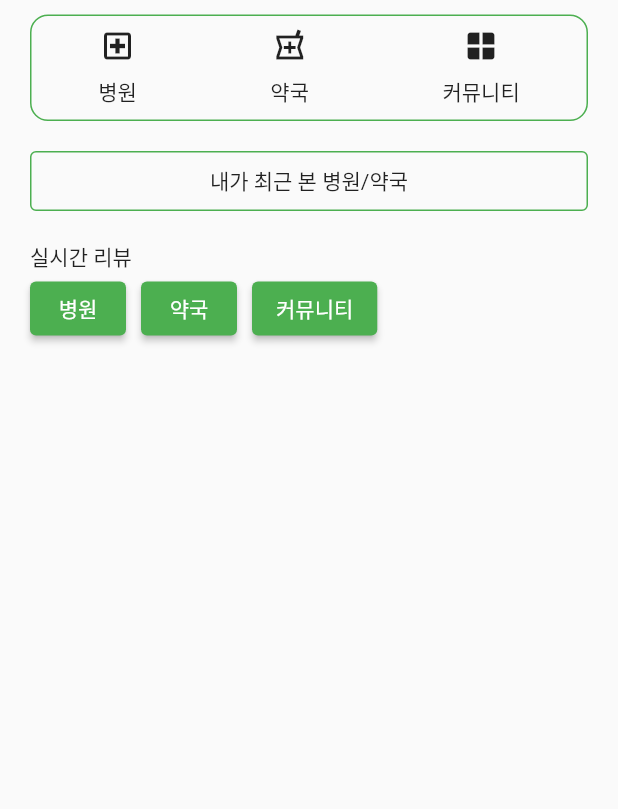
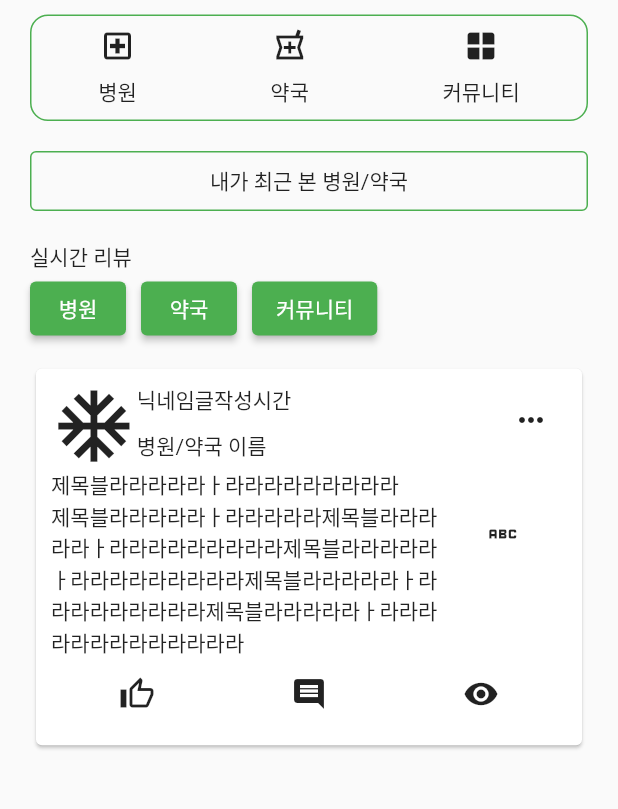
Before and after one commit to sovla/PetDoctor-Flutter, a Flutter app: the screen it shows after launch, on a phone screen of 412 x 824 dp, the part 179-988 px from its top. Run offline on Flutter 3.47's test engine with Material 2 defaults, Android fonts, the phone set to English and light mode, and no system bars; our stand-ins replace flutter_screenutil, get; missing offline and left inert: widgetbook, widgetbook_annotation.

Commit message:
add(HomePage) UI 작업 완료

```diff
--- a/lib/main.dart
+++ b/lib/main.dart
@@ -1,4 +1,5 @@
 import 'package:flutter/material.dart';
+import 'package:flutter_screenutil/flutter_screenutil.dart';
 import 'package:get/get_navigation/get_navigation.dart';
 import 'package:pet_doctor/routes/routes.dart';
 import 'package:pet_doctor/themes/dark_theme.dart';
@@ -22,7 +23,11 @@ class MyApp extends StatelessWidget {
 
   @override
   Widget build(BuildContext context) {
-    return GetMaterialApp(
+    return ScreenUtilInit(
+        designSize: const Size(360, 690),
+        minTextAdapt: true,
+        splitScreenMode: true,
+        builder: (context, child) => GetMaterialApp(
               title: 'Pet Doctor',
               theme: getLightThemeData(),
               darkTheme: getDarkThemeData(),
@@ -32,7 +37,7 @@ class MyApp extends StatelessWidget {
               // 디버그 배너 끄기
               initialRoute: '/',
               getPages: AppRoutes.pages,
-    );
+            ));
   }
 }
 
--- a/lib/page/Home/Home.dart
+++ b/lib/page/Home/Home.dart
@@ -2,6 +2,7 @@ import 'package:flutter/material.dart';
 import 'package:get/route_manager.dart';
 import 'package:pet_doctor/constants/border.dart';
 import 'package:pet_doctor/routes/links.dart';
+import 'package:flutter_screenutil/flutter_screenutil.dart';
 import 'package:pet_doctor/routes/routes.dart';
 
 class HomePage extends StatefulWidget {
@@ -85,7 +86,7 @@ class _HomePageState extends State<HomePage> {
             child: Column(
               crossAxisAlignment: CrossAxisAlignment.start,
               children: [
-                Text('실시간 리뷰'),
+                const Text('실시간 리뷰'),
                 SizedBox(
                   width: double.infinity,
                   height: 50,
@@ -94,9 +95,12 @@ class _HomePageState extends State<HomePage> {
                     child: Wrap(
                       spacing: PaddingConstants.spaceButton,
                       children: [
-                        ElevatedButton(onPressed: () {}, child: Text("병원")),
-                        ElevatedButton(onPressed: () {}, child: Text("약국")),
-                        ElevatedButton(onPressed: () {}, child: Text("커뮤니티")),
+                        ElevatedButton(
+                            onPressed: () {}, child: const Text("병원")),
+                        ElevatedButton(
+                            onPressed: () {}, child: const Text("약국")),
+                        ElevatedButton(
+                            onPressed: () {}, child: const Text("커뮤니티")),
                       ],
                     ),
                   ),
@@ -104,8 +108,85 @@ class _HomePageState extends State<HomePage> {
               ],
             ),
           ),
-          SizedBox(
-            width: 400,
+          Padding(
+            padding: EdgeInsets.symmetric(
+              horizontal: PaddingConstants.mainHorizontal,
+            ),
+            child: Card(
+              child: Padding(
+                padding: EdgeInsets.all(PaddingConstants.spaceButton),
+                child: Column(
+                  crossAxisAlignment: CrossAxisAlignment.start,
+                  children: [
+                    Row(
+                      mainAxisAlignment: MainAxisAlignment.spaceBetween,
+                      crossAxisAlignment: CrossAxisAlignment.start,
+                      children: [
+                        Row(
+                          crossAxisAlignment: CrossAxisAlignment.start,
+                          children: [
+                            SizedBox(
+                              width: 50.r,
+                              height: 50.r,
+                              child: Icon(
+                                Icons.ac_unit_outlined,
+                                size: 50.r,
+                              ),
+                            ),
+                            Column(
+                              crossAxisAlignment: CrossAxisAlignment.start,
+                              children: [
+                                Row(
+                                  children: [
+                                    Text("닉네임"),
+                                    Text("글작성시간"),
+                                  ],
+                                ),
+                                SizedBox(
+                                  height: PaddingConstants.subVertical,
+                                ),
+                                Text("병원/약국 이름"),
+                              ],
+                            )
+                          ],
+                        ),
+                        IconButton(
+                            onPressed: () {}, icon: Icon(Icons.more_horiz))
+                      ],
+                    ),
+                    Row(
+                      crossAxisAlignment: CrossAxisAlignment.start,
+                      children: [
+                        Expanded(
+                          child: Column(
+                            crossAxisAlignment: CrossAxisAlignment.start,
+                            children: [
+                              Text("제목블라라라라라ㅏ라라라라라라라라라"),
+                              Text(
+                                  "제목블라라라라라ㅏ라라라라라제목블라라라라라ㅏ라라라라라라라라라제목블라라라라라ㅏ라라라라라라라라라제목블라라라라라ㅏ라라라라라라라라라제목블라라라라라ㅏ라라라라라라라라라라라라라")
+                            ],
+                          ),
+                        ),
+                        SizedBox(
+                            width: 75.r, height: 75.r, child: Icon(Icons.abc))
+                      ],
+                    ),
+                    Row(
+                      mainAxisAlignment: MainAxisAlignment.spaceAround,
+                      children: [
+                        IconButton(
+                            onPressed: () {},
+                            icon: Icon(Icons.thumb_up_alt_outlined)),
+                        IconButton(onPressed: () {}, icon: Icon(Icons.comment)),
+                        IconButton(
+                            onPressed: () {},
+                            icon: Icon(Icons.remove_red_eye_sharp))
+                      ],
+                    )
+                  ],
+                ),
+              ),
+            ),
           )
         ],
       ),
```
Lines whose indentation alone changed are shown as unchanged.
